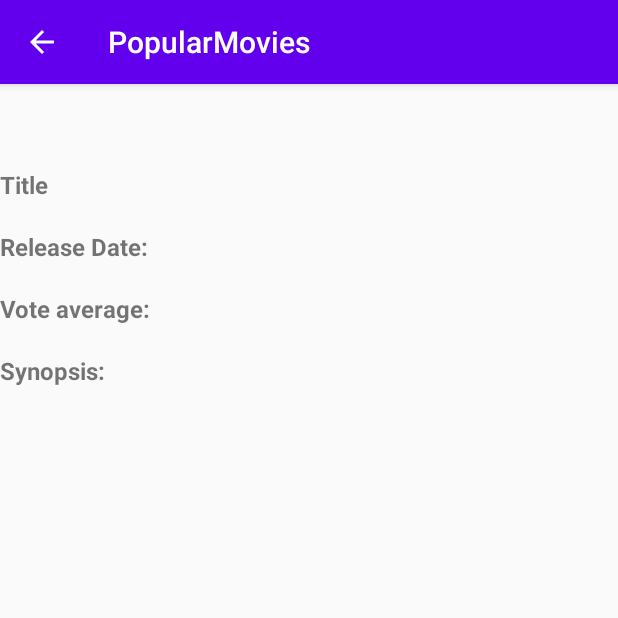
After one commit to Abhisek2090/PopularMovies, an Android app: the DetailActivity screen opened directly, with no data from a screen before it, on a phone screen of 412 x 824 dp, the top half of it. The commit adds this screen. Run offline under Robolectric (Android 15) with nearby library versions, the phone set to English and light mode, and no system bars; our stand-ins replace Picasso; pictures from the network do not load; 1 statement that could not run was skipped.

Commit message:
detail_activity

```diff
--- a/app/build.gradle
+++ b/app/build.gradle
@@ -36,6 +36,6 @@ dependencies {
     androidTestImplementation 'androidx.test.espresso:espresso-core:3.2.0'
     implementation 'com.squareup.picasso:picasso:2.71828'
     implementation 'androidx.cardview:cardview:1.0.0'
-    implementation 'androidx.recyclerview:recyclerview:1.0.0'
+    implementation 'androidx.recyclerview:recyclerview:1.1.0'
 
 }
--- /dev/null
+++ b/app/src/main/java/activities/DetailActivity.java
@@ -0,0 +1,84 @@
+package activities;
+
+import androidx.appcompat.app.ActionBar;
+import androidx.appcompat.app.AppCompatActivity;
+
+import android.os.Bundle;
+import android.view.MenuItem;
+import android.widget.ImageView;
+import android.widget.TextView;
+import android.widget.Toast;
+
+import com.example.popularmovies.R;
+import com.example.popularmovies.model.Movie;
+import com.example.popularmovies.utils.Constants;
+import com.squareup.picasso.Picasso;
+
+public class DetailActivity extends AppCompatActivity {
+
+    private TextView titleTextView, releaseDateTextView, voteTextView, synopsisTextView;
+    private ImageView posterImageView;
+
+    @Override
+    protected void onCreate(Bundle savedInstanceState) {
+        super.onCreate(savedInstanceState);
+        setContentView(R.layout.activity_detail);
+
+        ActionBar actionBar = getSupportActionBar();
+        if(actionBar != null) {
+            actionBar.setDisplayHomeAsUpEnabled(true);
+            actionBar.setHomeButtonEnabled(true);
+        }
+
+
+        Bundle bundle = getIntent().getBundleExtra(Constants.MOVIE_DETAILS);
+        Movie movie = null;
+        if (bundle != null) {
+            movie = (Movie) bundle.getSerializable(Constants.EXTRAS);
+        }
+        initViews();
+        populateNewsDetails(movie);
+    }
+
+    private void populateNewsDetails(Movie movie) {
+
+        if(movie != null) {
+            titleTextView.setText(movie.getOriginal_title());
+            releaseDateTextView.setText(movie.getRelease_date());
+            voteTextView.setText(String.valueOf(movie.getVote_average()));
+            synopsisTextView.setText(movie.getOverview());
+
+            String thumbnail_path = movie.getImage();
+            String image_url = Constants.BACKDROP_URL + thumbnail_path;
+
+            Picasso.get().
+                    load(image_url)
+                    .into(posterImageView);
+        }
+
+        else {
+            finish();
+            Toast.makeText(this, R.string.ERROR_MESSAGE, Toast.LENGTH_SHORT).show();
+        }
+
+    }
+
+    @Override
+    public boolean onOptionsItemSelected(MenuItem item) {
+        switch (item.getItemId()) {
+            case android.R.id.home:
+                finish();
+                return true;
+            default:
+                return super.onOptionsItemSelected(item);
+        }
+    }
+
+    private void initViews() {
+        posterImageView = findViewById(R.id.posterImageView);
+        titleTextView = findViewById(R.id.titleTextView);
+        releaseDateTextView = findViewById(R.id.releaseDateTextView);
+        voteTextView = findViewById(R.id.voteAverageTextView);
+        synopsisTextView = findViewById(R.id.synopsisTextView);
+    }
+}
--- a/app/src/main/java/com/example/popularmovies/utils/Constants.java
+++ b/app/src/main/java/com/example/popularmovies/utils/Constants.java
@@ -10,7 +10,8 @@ public class Constants {
     public static final String IMAGE_URL = IMAGE_BASE_URL + IMAGE_SIZE_W185;
     public static final String BACKDROP_URL = IMAGE_BASE_URL + BACKDROP_SIZE;
     //Put your IMDB key here
+    public static final String TMDB_API_KEY = "9a1a4d8d07b89f0c57458dbaf6d58a99";
 
-    public static final String TMDB_API_KEY = "";
-
+    public static final String EXTRAS = "bundle_extras";
+    public static final String MOVIE_DETAILS = "intent_movies_extras";
 }
--- a/app/src/main/java/com/example/popularmovies/utils/JsonUtils.java
+++ b/app/src/main/java/com/example/popularmovies/utils/JsonUtils.java
@@ -1,6 +1,4 @@
 package com.example.popularmovies.utils;
-
-import android.app.Presentation;
 
 import com.example.popularmovies.model.Movie;
 import org.json.JSONArray;
@@ -19,9 +17,10 @@ public class JsonUtils {
     public static final String OVERVIEW = "overview";
     public static final String VOTE_AVERAGE = "vote_average";
 
-    private static List<Movie> movies = new ArrayList<>();
+    private static final List<Movie> movies = new ArrayList<>();
 
     public static List<Movie> parseMovieJson(String json) throws JSONException {
+        movies.clear();
 
         JSONObject jsonObject = new JSONObject(json);
         JSONArray results = jsonObject.getJSONArray("results");
--- /dev/null
+++ b/app/src/main/res/layout/activity_detail.xml
@@ -0,0 +1,80 @@
+<?xml version="1.0" encoding="utf-8"?>
+<ScrollView xmlns:android="http://schemas.android.com/apk/res/android"
+    xmlns:tools="http://schemas.android.com/tools"
+    android:layout_width="match_parent"
+    android:layout_height="match_parent"
+    tools:context="activities.DetailActivity">
+<LinearLayout
+    android:layout_width="match_parent"
+    android:layout_height="wrap_content"
+    android:orientation="vertical">
+
+    <ImageView
+        android:id="@+id/posterImageView"
+        android:layout_width="match_parent"
+        android:layout_height="wrap_content"
+        android:scaleType="centerCrop"
+        android:paddingTop="?android:attr/actionBarSize"
+        tools:srcCompat="@tools:sample/backgrounds/scenic" />
+
+    <TextView
+        android:layout_width="match_parent"
+        android:layout_height="wrap_content"
+        android:layout_weight="1"
+        android:textStyle="bold"
+        android:textSize="16sp"
+        android:text="@string/title" />
+
+    <TextView
+        android:id="@+id/titleTextView"
+        android:layout_width="match_parent"
+        android:layout_height="wrap_content"
+        android:layout_weight="1" />
+
+    <TextView
+        android:layout_width="match_parent"
+        android:layout_height="wrap_content"
+        android:layout_weight="1"
+        android:textStyle="bold"
+        android:textSize="16sp"
+        android:text="@string/release_date" />
+
+    <TextView
+        android:id="@+id/releaseDateTextView"
+        android:layout_width="match_parent"
+        android:layout_height="wrap_content"
+        android:layout_weight="1"
+       />
+
+    <TextView
+        android:layout_width="match_parent"
+        android:layout_height="wrap_content"
+        android:layout_weight="1"
+        android:textStyle="bold"
+        android:textSize="16sp"
+        android:text="@string/vote_average" />
+
+    <TextView
+        android:id="@+id/voteAverageTextView"
+        android:layout_width="match_parent"
+        android:layout_height="wrap_content"
+        android:layout_weight="1"
+        />
+
+    <TextView
+
+        android:layout_width="match_parent"
+        android:layout_height="wrap_content"
+        android:layout_weight="1"
+        android:textStyle="bold"
+        android:textSize="16sp"
+        android:text="@string/synopsis" />
+
+    <TextView
+        android:id="@+id/synopsisTextView"
+        android:layout_width="match_parent"
+        android:layout_height="wrap_content"
+        android:layout_weight="1"
+        />
+</LinearLayout>
+</ScrollView>
--- a/app/src/main/res/values/strings.xml
+++ b/app/src/main/res/values/strings.xml
@@ -1,3 +1,10 @@
 <resources>
     <string name="app_name">PopularMovies</string>
+    <string name="title">Title</string>
+    <string name="release_date">Release Date:</string>
+    <string name="vote_average">Vote average:</string>
+    <string name="synopsis">Synopsis:</string>
+    <string name="ERROR_MESSAGE">Some Error Occured</string>
+    <string name="POPULAR">POPULAR</string>
+    <string name="HIGHEST_RATED">HIGHEST RATED</string>
 </resources>
```
Also changed, not shown: app/src/main/AndroidManifest.xml (+5 -3 lines), app/src/main/java/activities/MainActivity.java (renamed from app/src/main/java/com/example/popularmovies/MainActivity.java, +66 -15 lines), app/src/main/java/com/example/popularmovies/adapter/MoviesAdapter.java (+13 -3 lines), app/src/main/java/com/example/popularmovies/model/Movie.java (+3 -27 lines), app/src/main/java/com/example/popularmovies/viewolder/MoviesListViewHolder.java (+14 -8 lines), app/src/main/res/layout/activity_main.xml (+8 -3 lines), app/src/main/res/layout/list_item_movie.xml (+3 -5 lines).
